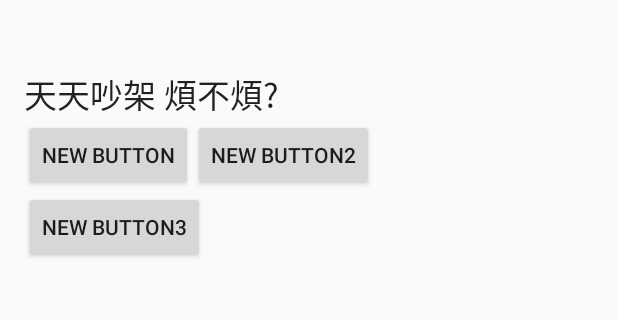
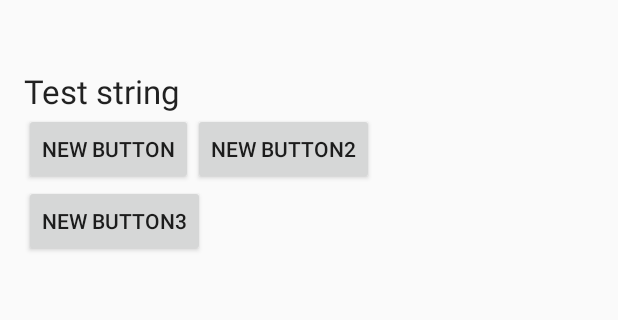
Before and after one commit to larrywhy/android_studio_test, an Android app: the screen it shows after launch (MainActivity), on a phone screen of 412 x 824 dp, the part 333-653 px from its top. Run offline under Robolectric (Android 15) with nearby library versions, the phone set to English and light mode, and no system bars.

Commit message:
back to normal

```diff
--- a/app/src/main/res/layout/activity_main.xml
+++ b/app/src/main/res/layout/activity_main.xml
@@ -24,7 +24,7 @@
         android:layout_alignParentStart="true"
         android:layout_alignParentTop="true"
         android:layout_marginTop="46dp"
-        android:text="天天吵架 煩不煩?"
+        android:text="Test string"
         android:textAppearance="?android:attr/textAppearanceLarge" />
 
 
```
